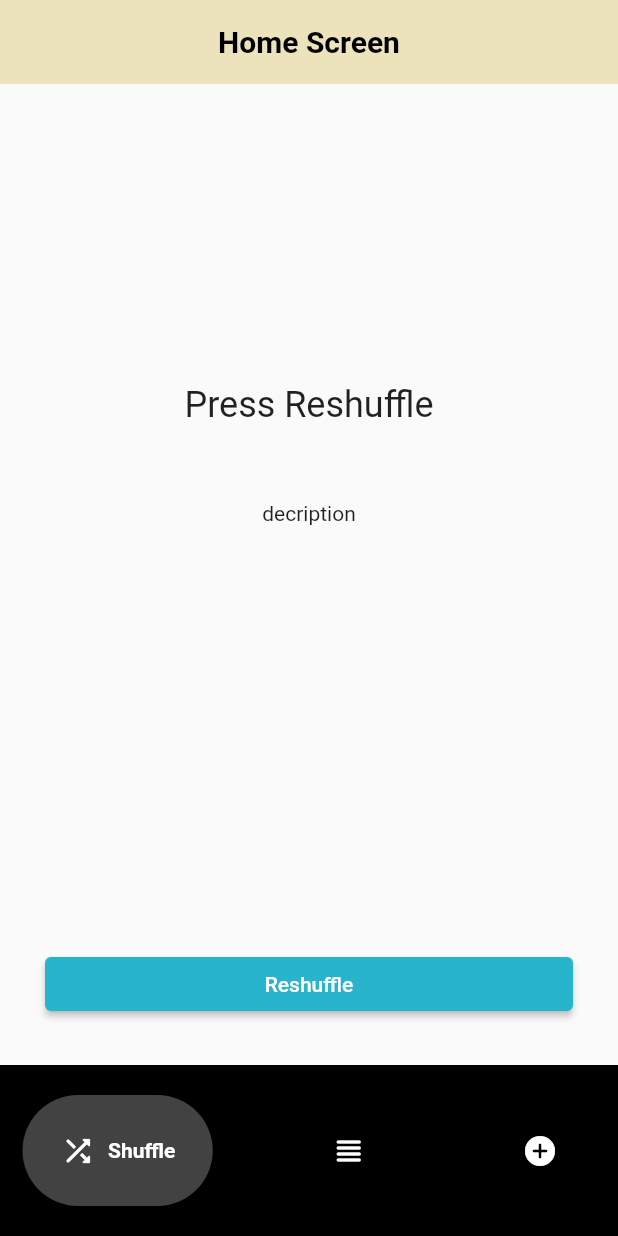
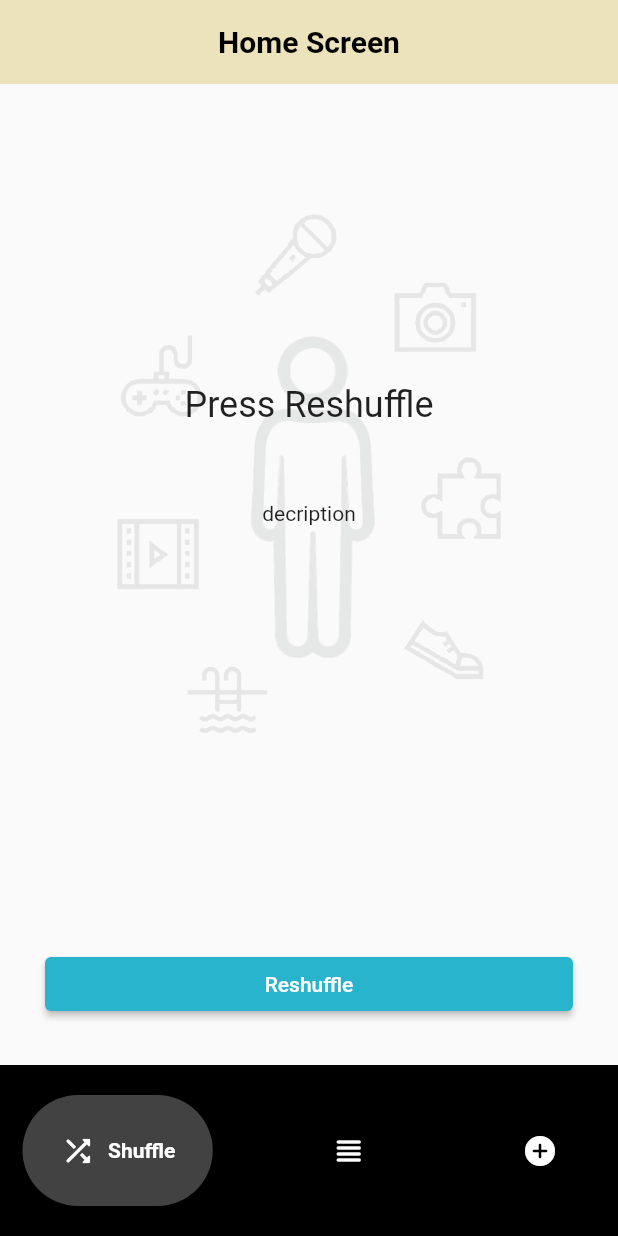
Before and after one commit to AnJasid/hobby_picker, a Flutter app: the screen it shows after launch, on a phone screen of 412 x 824 dp. Run offline on Flutter 3.47's test engine with Material 2 defaults, Android fonts, the phone set to English and light mode, and no system bars; drawn by our look-alikes of google_nav_bar.

Commit message:
update on home_screen.dart: add new background image

```diff
--- a/lib/screens/home_screen.dart
+++ b/lib/screens/home_screen.dart
@@ -70,7 +70,17 @@ class _HomeScreenState extends State<HomeScreen> {
           ),
         ),
       ),
-      body: Center(
+      body: Container(
+        width: double.infinity,
+        height: double.infinity,
+        decoration: const BoxDecoration(
+          image: DecorationImage(
+            image: AssetImage('assets/images/bg.png'),
+            opacity: 0.08,
+            fit: BoxFit.cover,
+          ),
+        ),
+        child: Center(
           child: Padding(
             padding: const EdgeInsets.all(30),
             child: Column(
@@ -102,6 +112,7 @@ class _HomeScreenState extends State<HomeScreen> {
             ),
           ),
         ),
+      ),
     );
   }
 }
--- a/pubspec.yaml
+++ b/pubspec.yaml
@@ -60,8 +60,8 @@ flutter:
   uses-material-design: true
 
   # To add assets to your application, add an assets section, like this:
-  # assets:
-  #   - images/a_dot_burr.jpeg
+  assets:
+     - assets/images/
   #   - images/a_dot_ham.jpeg
 
   # An image asset can refer to one or more resolution-specific "variants", see
```
Also changed, not shown: assets/images/bg.png (added). Lines whose indentation alone changed are shown as unchanged.
